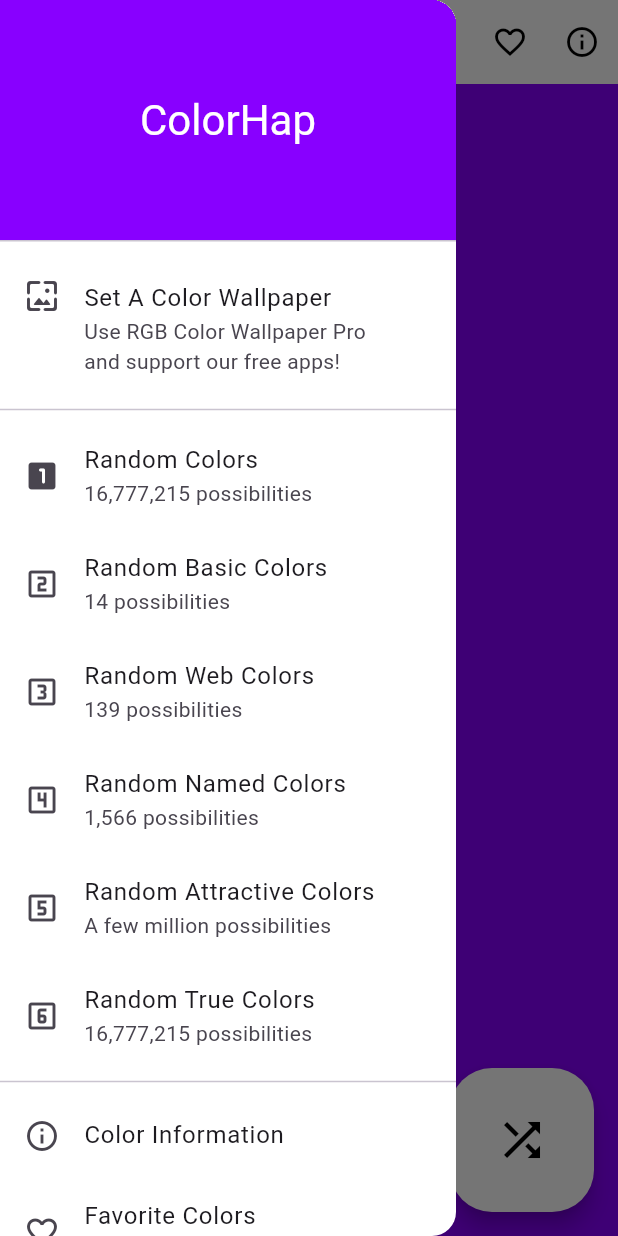
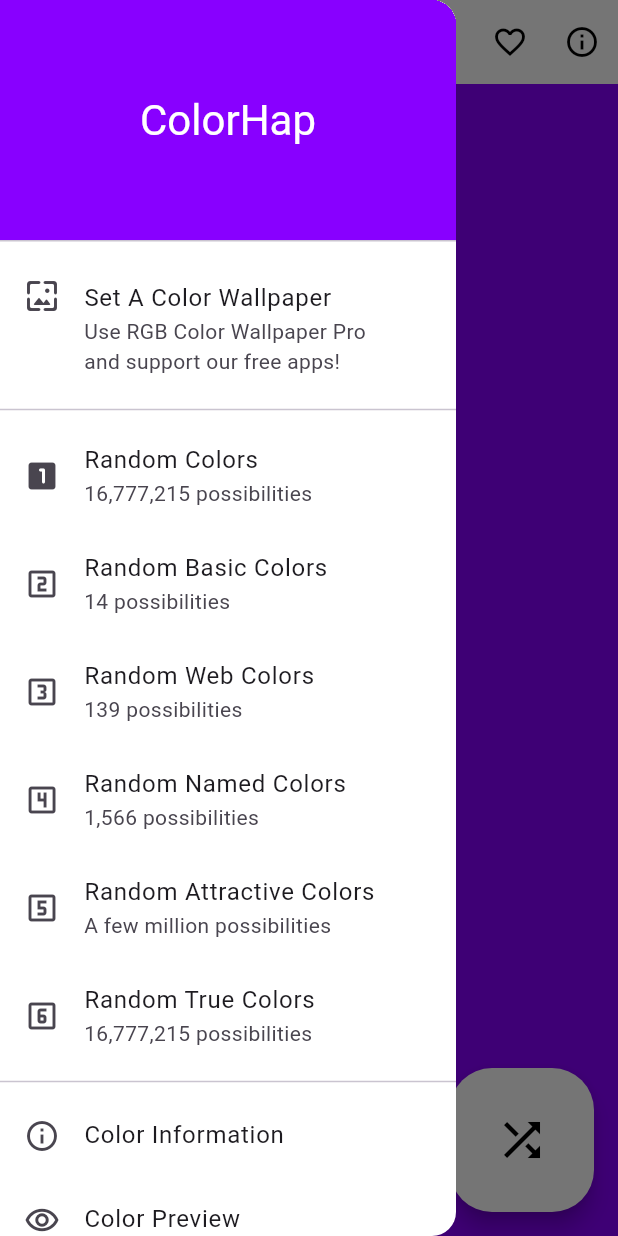
Before and after one commit to tecdrop/color_hap, a Flutter app: the screen it shows after launch, with the side drawer open, on a phone screen of 412 x 824 dp. Run offline on Flutter 3.47's test engine with Material 3 defaults, Android fonts, the phone set to English and light mode, and no system bars; our stand-ins replace go_router, shared_preferences; missing offline and left inert: flutter_randomcolor.

Commit message:
feat: Add Color Preview screen
This commit adds a new screen called Color Preview, which displays the color in a full-screen view.

```diff
--- a/lib/common/app_routes.dart
+++ b/lib/common/app_routes.dart
@@ -14,6 +14,7 @@ import '../models/color_type.dart';
 import '../models/random_color.dart';
 import '../screens/color_favorites_screen.dart';
 import '../screens/color_info_screen.dart';
+import '../screens/color_preview_screen.dart';
 import '../screens/invalid_screen.dart';
 import '../screens/random_color_screen.dart';
 import '../utils/color_utils.dart' as color_utils;
@@ -37,6 +38,13 @@ final GoRouter appRouter = GoRouter(
           path: 'color/:colorType/:colorHex/:colorName',
           builder: _colorInfoRouteBuilder,
         ),
+
+        // The child route for the Color Preview screen
+        GoRoute(
+          path: 'preview/:colorHex',
+          builder: _colorPreviewRouteBuilder,
+        ),
+
         // The child route for the Favorite Colors screen
         GoRoute(
           path: 'fav',
@@ -126,6 +134,29 @@ void gotoColorInfoRoute(BuildContext context, RandomColor randomColor, {bool fro
 }
 
 // -----------------------------------------------------------------------------------------------
+// Color Preview Route
+// -----------------------------------------------------------------------------------------------
+
+/// The route builder for the Color Preview screen.
+Widget _colorPreviewRouteBuilder(BuildContext context, GoRouterState state) {
+  String? colorCode = state.pathParameters['colorHex'];
+  Color? color = color_utils.rgbHexToColor(colorCode);
+
+  // If the color code is invalid, return the Invalid Color screen
+  if (color == null) {
+    return InvalidScreen(message: strings.invalidColor(colorCode));
+  }
+
+  return ColorPreviewScreen(color: color);
+}
+
+/// Navigates to the Color Preview screen to show the specified color.
+void gotoColorPreviewRoute(BuildContext context, Color color) {
+  final String colorCode = color_utils.toHexString(color, withHash: false);
+  context.go('/preview/$colorCode');
+}
+
+// -----------------------------------------------------------------------------------------------
 // Color Favorites Route
 // -----------------------------------------------------------------------------------------------
 
--- a/lib/common/ui_strings.dart
+++ b/lib/common/ui_strings.dart
@@ -43,6 +43,7 @@ const String randomTrueColorDrawer = 'Random True Colors';
 String possibilitiesDrawerSubtitle(String length) => '$length possibilities';
 
 const String colorInfoDrawer = 'Color Information';
+const String colorPreviewDrawer = 'Color Preview';
 const String colorFavoritesDrawer = 'Favorite Colors';
 String colorFavoritesSubtitle(String length, {bool isPlural = true}) =>
     '$length color${isPlural ? 's' : ''}';
--- /dev/null
+++ b/lib/screens/color_preview_screen.dart
@@ -0,0 +1,31 @@
+// Copyright 2020-2024 Tecdrop (www.tecdrop.com)
+// Use of this source code is governed by an MIT-style license that can be
+// found in the LICENSE file.
+
+import 'package:flutter/material.dart';
+
+import '../../utils/color_utils.dart' as color_utils;
+
+/// The Color Preview screen.
+///
+/// Displays the given [Color] in a full screen view.
+class ColorPreviewScreen extends StatelessWidget {
+  const ColorPreviewScreen({
+    super.key,
+    required this.color,
+  });
+
+  /// The color to display in the Preview screen.
+  final Color color;
+
+  @override
+  Widget build(BuildContext context) {
+    return Scaffold(
+      backgroundColor: color,
+      appBar: AppBar(
+        backgroundColor: color,
+        foregroundColor: color_utils.contrastColor(color),
+      ),
+    );
+  }
+}
--- a/lib/widgets/internal/app_drawer.dart
+++ b/lib/widgets/internal/app_drawer.dart
@@ -24,6 +24,7 @@ enum AppDrawerItems {
   randomAttractiveColor,
   randomTrueColor,
   colorInfo,
+  colorPreview,
   colorFavorites,
   help,
   viewSource,
@@ -97,6 +98,12 @@ class AppDrawer extends StatelessWidget {
       case AppDrawerItems.colorInfo:
         Navigator.pop(context);
         gotoColorInfoRoute(context, randomColor);
+        break;
+
+      // Open the Color Preview screen with the current random color
+      case AppDrawerItems.colorPreview:
+        Navigator.pop(context);
+        gotoColorPreviewRoute(context, randomColor.color);
         break;
 
       // Open the Color Favorites screen
@@ -223,6 +230,14 @@ class AppDrawer extends StatelessWidget {
             item: AppDrawerItems.colorInfo,
           ),
 
+          // Color Preview drawer item
+          _buildItem(
+            context,
+            icon: Icons.remove_red_eye_outlined,
+            title: strings.colorPreviewDrawer,
+            item: AppDrawerItems.colorPreview,
+          ),
+
           // Color Favorites drawer item
           _buildItem(
             context,
```
Also changed, not shown: pubspec.yaml (+4 -4 lines), pubspec.lock.
